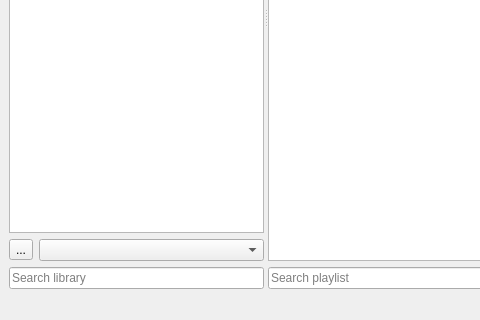
This is app/mainwindow.ui in olegantonyan/mpz as Qt 5 draws it before an edit; both pictures show x 0 to 480 and y 292 to 612 of the 878 by 612 pixel window. The edited form follows.
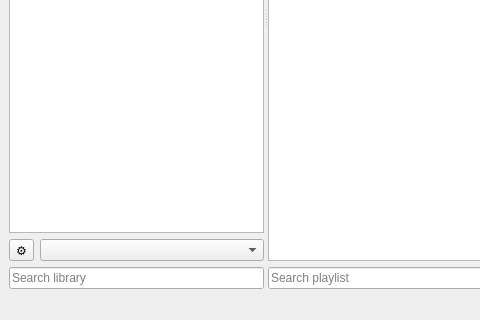
This is the edited form.

Commit message: unicode icon libraries settings

What changed in the file:
```diff
--- a/app/mainwindow.ui
+++ b/app/mainwindow.ui
@@ -121,7 +121,7 @@
           <item>
            <widget class="QToolButton" name="toolButtonLibraries">
             <property name="text">
-             <string>...</string>
+             <string>⚙</string>
             </property>
            </widget>
           </item>
```
